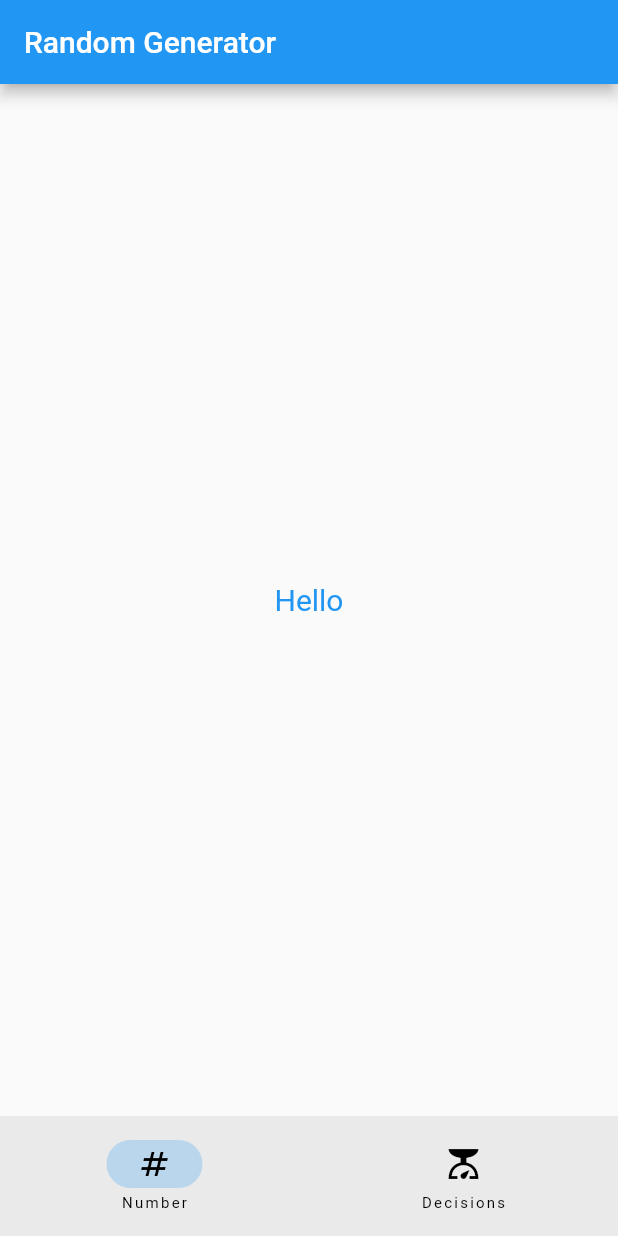
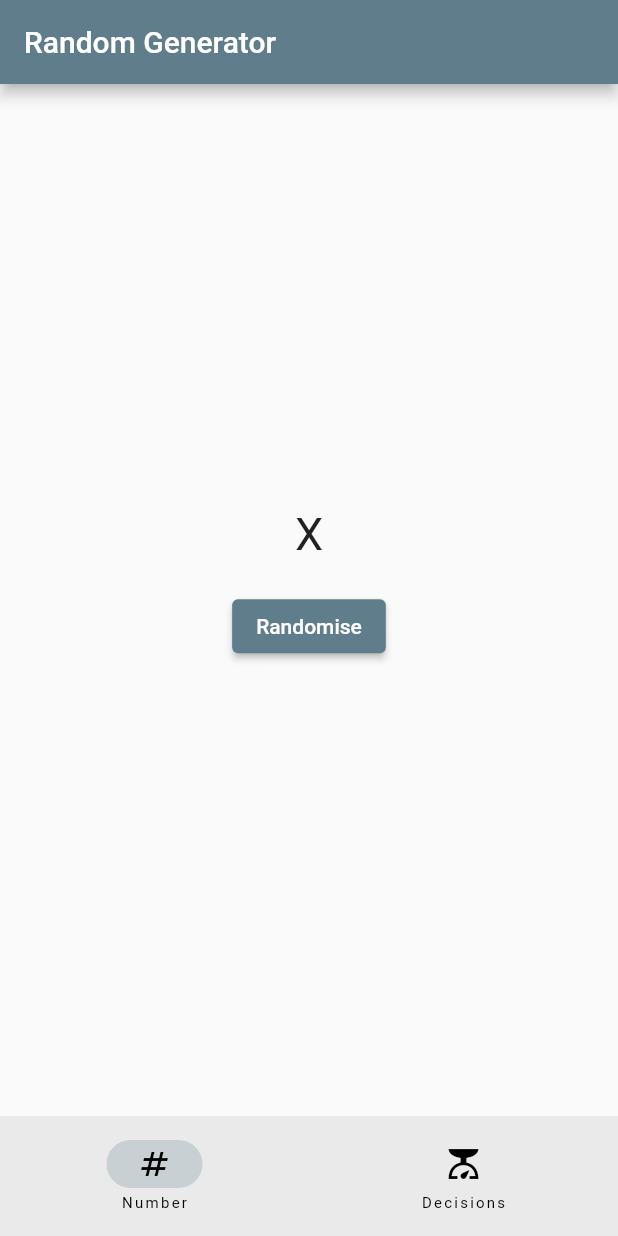
Before and after one commit to jameslinley/RandomGeneratorApp, a Flutter app: the screen it shows after launch, on a phone screen of 412 x 824 dp. Run offline on Flutter 3.47's test engine with Material 2 defaults, Android fonts, the phone set to English and light mode, and no system bars.

Commit message:
Added random number functionality

```diff
--- a/random_generator_app/lib/main.dart
+++ b/random_generator_app/lib/main.dart
@@ -13,7 +13,7 @@ class MyApp extends StatelessWidget {
   Widget build(BuildContext context) {
     return MaterialApp(
       debugShowCheckedModeBanner: false,
-      theme: ThemeData(primarySwatch: Colors.blue),
+      theme: ThemeData(primarySwatch: Colors.blueGrey),
       home: const RootPage(),
     );
   }
--- a/random_generator_app/lib/number_page.dart
+++ b/random_generator_app/lib/number_page.dart
@@ -1,17 +1,39 @@
 import 'package:flutter/material.dart';
+import 'dart:math';
 
-class NumberPage extends StatelessWidget {
+class NumberPage extends StatefulWidget {
   const NumberPage({super.key});
 
   @override
+  State<NumberPage> createState() => _NumberPageState();
+}
+
+class _NumberPageState extends State<NumberPage> {
+  String randomNumber = 'X';
+  @override
   Widget build(BuildContext context) {
-    return const Scaffold(
+    return Scaffold(
       body: Center(
-        child: Text(
-          'Hello',
-          style: TextStyle(color: Colors.blue, fontSize: 20),
-        ),
-      ),
+          child: Column(
+        mainAxisSize: MainAxisSize.min,
+        children: [
+          Text(
+            '$randomNumber',
+            style: const TextStyle(fontSize: 30),
+          ),
+          Container(
+            padding: const EdgeInsets.all(20),
+            child: ElevatedButton(
+              child: const Text('Randomise'),
+              onPressed: () {
+                setState(() {
+                  randomNumber = Random().nextInt(7).toString();
+                });
+              },
+            ),
+          )
+        ],
+      )),
     );
   }
 }
```
